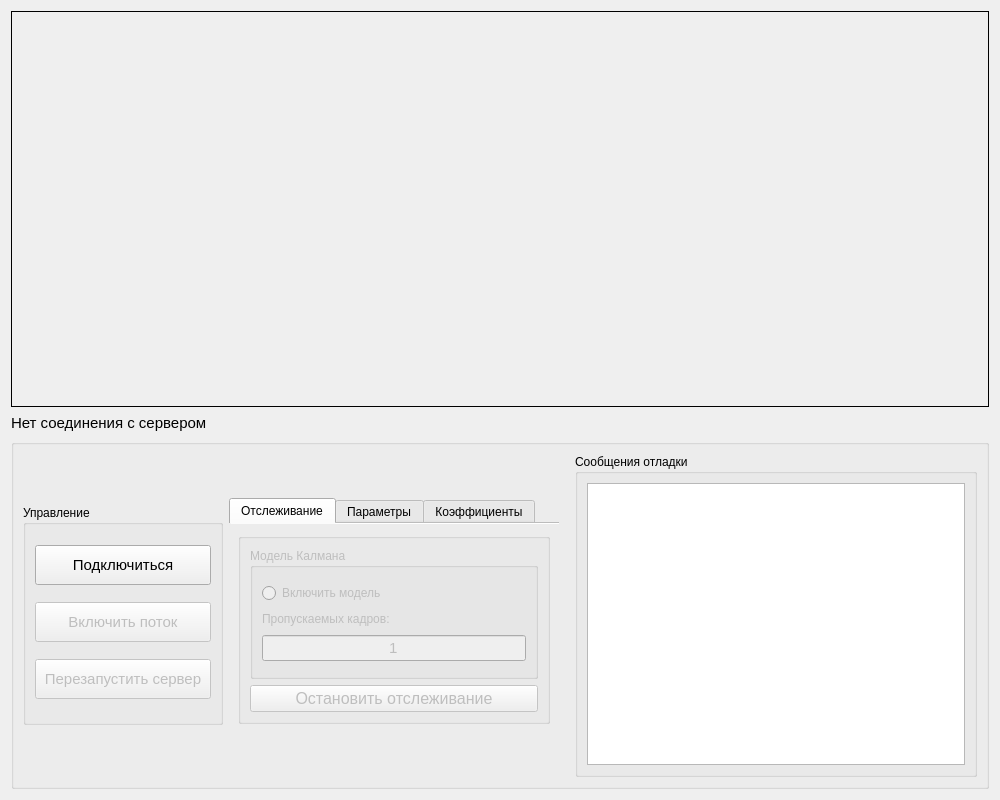
This is form.ui in expoolleet/pi-tracking-stream-receiver as Qt 5 draws it before an edit. The edited form follows.
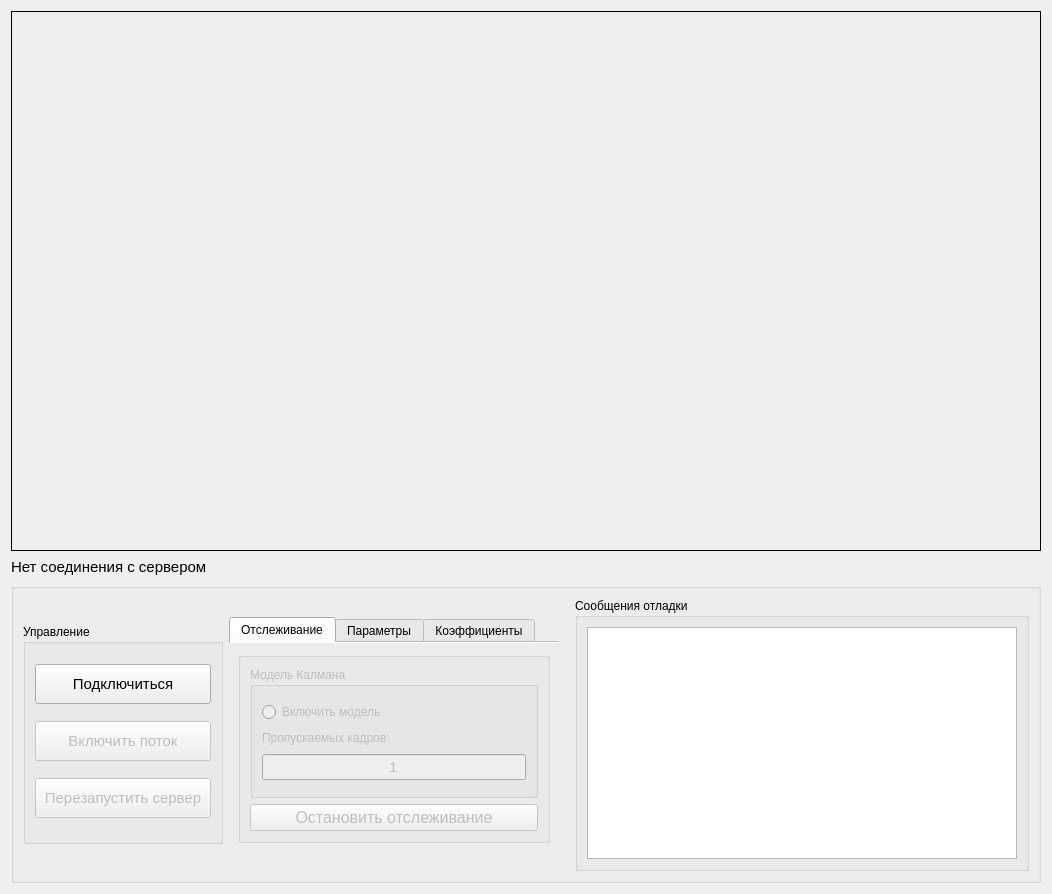
This is the edited form.

Diff of the .ui file:
```diff
--- a/form.ui
+++ b/form.ui
@@ -6,8 +6,8 @@
    <rect>
     <x>0</x>
     <y>0</y>
-    <width>1000</width>
-    <height>800</height>
+    <width>1052</width>
+    <height>894</height>
    </rect>
   </property>
   <property name="minimumSize">
@@ -103,7 +103,7 @@
        <property name="maximumSize">
         <size>
          <width>16777215</width>
-         <height>350</height>
+         <height>300</height>
         </size>
        </property>
        <property name="title">
```
Left out of the diff: 6 changed lines with no effect on the pictures.
